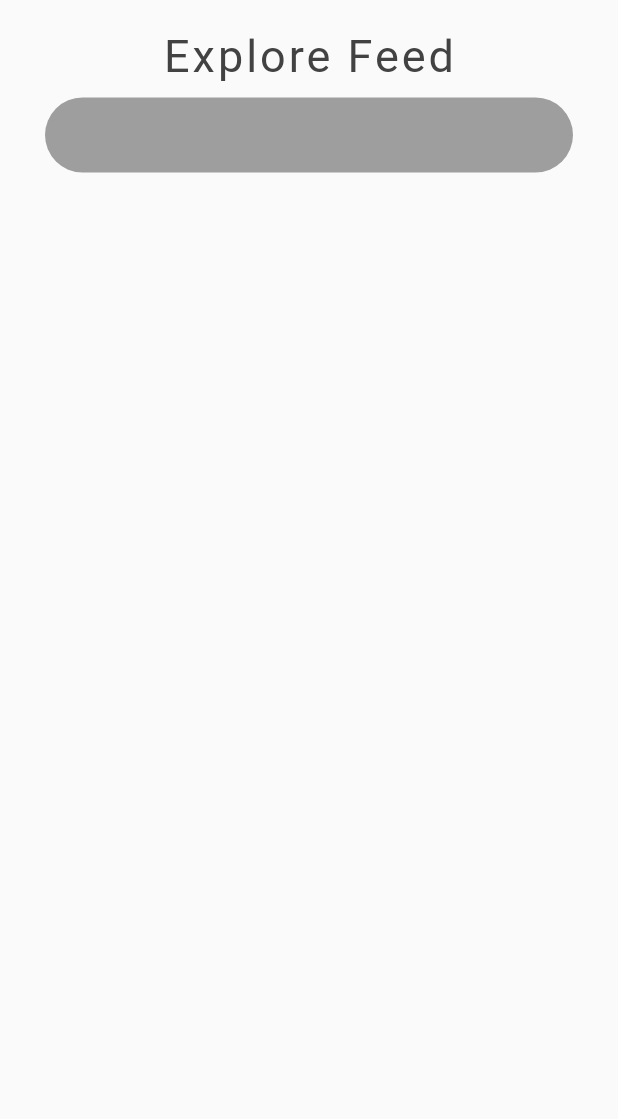
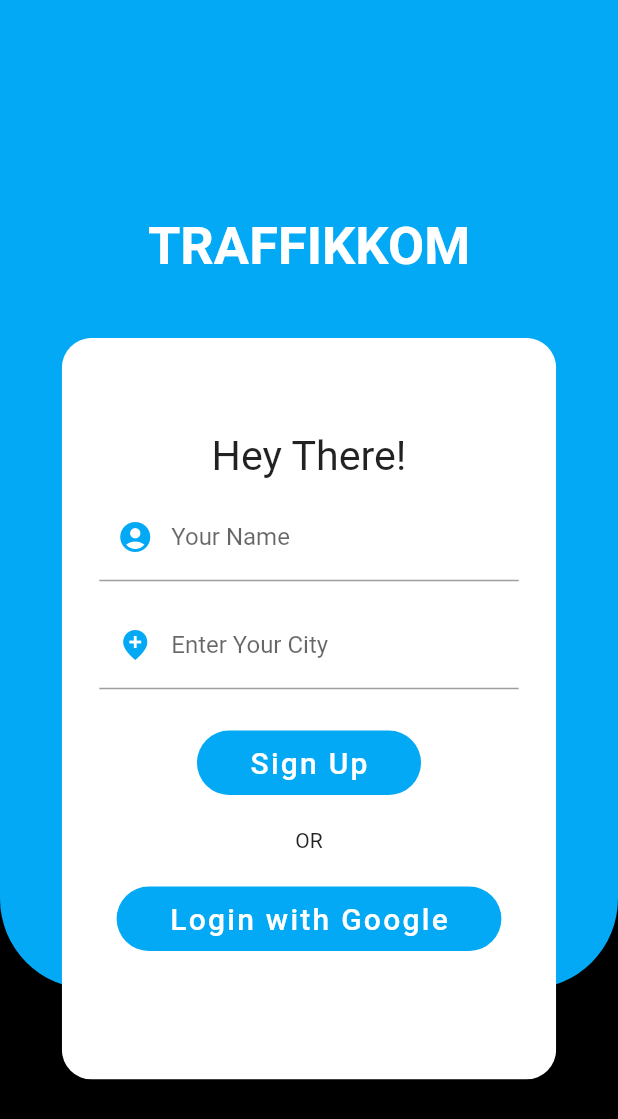
Before and after one commit to sushilakaur/team_undefined, a Flutter app: the screen it shows after launch, on a phone screen of 412 x 824 dp. Shown: the top 1119 px of the screen. Run offline on Flutter 3.47's test engine with Material 2 defaults, Android fonts, the phone set to English and light mode, and no system bars.

Commit message:
Login page done

```diff
--- a/lib/main.dart
+++ b/lib/main.dart
@@ -1,14 +1,15 @@
 import 'package:flutter/material.dart';
 import 'package:team_undefined/pages/home.dart';
 import 'package:team_undefined/pages/feed.dart';
+import 'package:team_undefined/pages/login.dart';
 
 void main() {
   runApp(MaterialApp(
-    initialRoute: '/feed',
+    initialRoute: '/login',
     routes: {
       // '/': (context) => Loading(),
-      '.home': (context) => Home(),
-      // '/login': (context) => Login(),
+      '/home': (context) => Home(),
+      '/login': (context) => LoginPage(),
       '/feed': (context) => Explore(),
       // '/loading': (context) => Loading(),
     },
--- a/lib/pages/login.dart
+++ b/lib/pages/login.dart
@@ -0,0 +1,198 @@
+import 'package:flutter/material.dart';
+
+class LoginPage extends StatefulWidget {
+  @override
+  _LoginPageState createState() => _LoginPageState();
+}
+
+class _LoginPageState extends State<LoginPage> {
+  String name, city;
+  Widget _buildLogo() {
+    return Row(
+      mainAxisAlignment: MainAxisAlignment.center,
+      children: <Widget>[
+        Padding(
+          padding: const EdgeInsets.symmetric(vertical: 40),
+          child: Text(
+            'TRAFFIKKOM',
+            style: TextStyle(
+              fontSize: 35.0,
+              fontWeight: FontWeight.bold,
+              color: Colors.white,
+            ),
+          ),
+        )
+      ],
+    );
+  }
+
+  Widget _buildNameRow() {
+    return Padding(
+      padding: EdgeInsets.fromLTRB(25.0, 8.0, 25.0, 5.0),
+      child: TextFormField(
+        keyboardType: TextInputType.name,
+        onChanged: (value) {
+          setState(() {
+            name = value;
+          });
+        },
+        decoration: InputDecoration(
+            prefixIcon: Icon(
+              Icons.account_circle,
+              color: Colors.lightBlue,
+            ),
+            labelText: 'Your Name'),
+      ),
+    );
+  }
+
+  Widget _buildLocationRow() {
+    return Padding(
+      padding: EdgeInsets.fromLTRB(25.0, 8.0, 25.0, 5.0),
+      child: TextFormField(
+        keyboardType: TextInputType.text,
+        obscureText: true,
+        onChanged: (value) {
+          setState(() {
+            city = value;
+          });
+        },
+        decoration: InputDecoration(
+          prefixIcon: Icon(
+            Icons.add_location_sharp,
+            color: Colors.lightBlue,
+          ),
+          labelText: 'Enter Your City',
+        ),
+      ),
+    );
+  }
+
+
+  Widget _buildLoginButton(String heading) {
+    return Row(
+      mainAxisAlignment: MainAxisAlignment.center,
+      children: <Widget>[
+        Container(
+          margin: EdgeInsets.only(bottom: 20, top: 20),
+          child: FlatButton(
+            padding: EdgeInsets.fromLTRB(35.0, 10.0, 35.0, 10.0),
+            color: Colors.lightBlue,
+            shape: RoundedRectangleBorder(
+              borderRadius: BorderRadius.circular(30.0),
+            ),
+            onPressed: () {},
+            child: Text(
+              heading,
+              style: TextStyle(
+                color: Colors.white,
+                letterSpacing: 1.5,
+                fontSize: 20,
+              ),
+            ),
+          ),
+        )
+      ],
+    );
+  }
+
+  Widget _buildOrRow() {
+    return Row(
+      mainAxisAlignment: MainAxisAlignment.center,
+      children: <Widget>[
+        Container(
+          child: Row(
+            mainAxisAlignment: MainAxisAlignment.spaceEvenly,
+            children: <Widget> [
+              Divider(
+                color : Colors.black,
+                thickness: 600.0,
+              ),
+              Text(
+                ' OR ',
+                style: TextStyle(
+                  fontWeight: FontWeight.w400,
+                ),
+              ),
+              Divider(
+                color : Colors.grey,
+                thickness: 60.0,
+              ),
+            ],
+          ),
+        )
+      ],
+    );
+  }
+
+  Widget _buildContainer() {
+    return Row(
+      mainAxisAlignment: MainAxisAlignment.center,
+      children: <Widget>[
+        ClipRRect(
+          child: Container(
+            height: MediaQuery.of(context).size.height * 0.6,
+            width: MediaQuery.of(context).size.width * 0.8,
+            decoration: BoxDecoration(
+              borderRadius: BorderRadius.all(Radius.circular(20)),
+              color: Colors.white,
+            ),
+            child: Column(
+              mainAxisAlignment: MainAxisAlignment.center,
+              crossAxisAlignment: CrossAxisAlignment.center,
+              children: <Widget>[
+                Row(
+                  mainAxisAlignment: MainAxisAlignment.center,
+                  children: <Widget>[
+                    Text(
+                      "Hey There!",
+                      style: TextStyle(
+                        fontSize: MediaQuery.of(context).size.height / 30,
+                      ),
+                    ),
+                  ],
+                ),
+                _buildNameRow(),
+                _buildLocationRow(),
+                _buildLoginButton("Sign Up"),
+                _buildOrRow(),
+                _buildLoginButton("Login with Google"),
+              ],
+            ),
+          ),
+        ),
+      ],
+    );
+  }
+
+  @override
+  Widget build(BuildContext context) {
+    return Scaffold(
+        backgroundColor: Color(0xff000000),
+        body: Stack(
+          children: <Widget>[
+            Container(
+              height: MediaQuery.of(context).size.height * 0.8,
+              width: MediaQuery.of(context).size.width,
+              child: Container(
+                decoration: BoxDecoration(
+                  color: Colors.lightBlue,
+                  borderRadius: BorderRadius.only(
+                    bottomLeft: const Radius.circular(60),
+                    bottomRight: const Radius.circular(60),
+                  ),
+                ),
+              ),
+            ),
+            Column(
+              mainAxisAlignment: MainAxisAlignment.center,
+              children: <Widget>[
+                _buildLogo(),
+                _buildContainer(),
+              ],
+            )
+          ],
+        ),
+    );
+  }
+}
```
